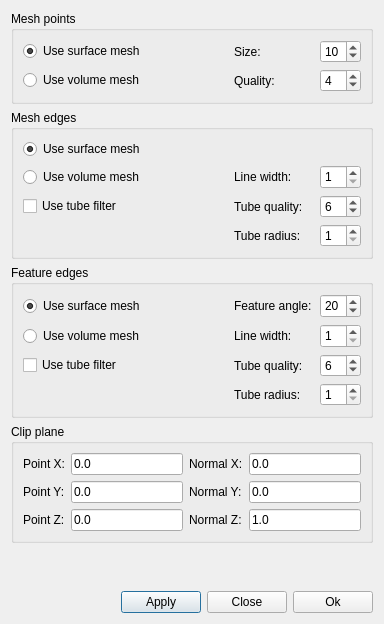
Above: ElmerGUI/vtkpost/preferences.ui from tehnick/elmerfem before the change. Below: the same form after it.
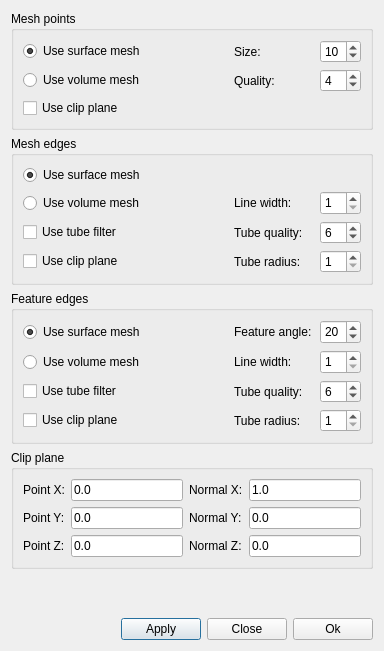
That is the form after the change. Icons and pictures are not drawn.

Commit message: ElmerGUI: Added optional clipping of mesh points, mesh edges, and feature edges

The edit to the form file:
```diff
--- a/ElmerGUI/vtkpost/preferences.ui
+++ b/ElmerGUI/vtkpost/preferences.ui
@@ -6,7 +6,7 @@
     <x>0</x>
     <y>0</y>
     <width>380</width>
-    <height>624</height>
+    <height>651</height>
    </rect>
   </property>
   <property name="windowTitle" >
@@ -70,6 +70,19 @@
           </property>
          </widget>
         </item>
+        <item row="1" column="1" >
+         <spacer>
+          <property name="orientation" >
+           <enum>Qt::Horizontal</enum>
+          </property>
+          <property name="sizeHint" >
+           <size>
+            <width>40</width>
+            <height>20</height>
+           </size>
+          </property>
+         </spacer>
+        </item>
         <item row="1" column="2" >
          <widget class="QLabel" name="qualityLabel" >
           <property name="minimumSize" >
@@ -99,18 +112,12 @@
           </property>
          </widget>
         </item>
-        <item row="1" column="1" >
-         <spacer>
-          <property name="orientation" >
-           <enum>Qt::Horizontal</enum>
+        <item row="2" column="0" >
+         <widget class="QCheckBox" name="meshPointsClip" >
+          <property name="text" >
+           <string>Use clip plane</string>
           </property>
-          <property name="sizeHint" >
-           <size>
-            <width>40</width>
-            <height>20</height>
-           </size>
-          </property>
-         </spacer>
+         </widget>
         </item>
        </layout>
       </item>
@@ -243,6 +250,13 @@
           </property>
          </widget>
         </item>
+        <item row="3" column="0" >
+         <widget class="QCheckBox" name="meshEdgesClip" >
+          <property name="text" >
+           <string>Use clip plane</string>
+          </property>
+         </widget>
+        </item>
        </layout>
       </item>
      </layout>
@@ -418,6 +432,13 @@
           </property>
          </widget>
         </item>
+        <item row="3" column="0" >
+         <widget class="QCheckBox" name="featureEdgesClip" >
+          <property name="text" >
+           <string>Use clip plane</string>
+          </property>
+         </widget>
+        </item>
        </layout>
       </item>
      </layout>
@@ -467,7 +488,7 @@
            </size>
           </property>
           <property name="text" >
-           <string>0.0</string>
+           <string>1.0</string>
           </property>
          </widget>
         </item>
@@ -547,7 +568,7 @@
            </size>
           </property>
           <property name="text" >
-           <string>1.0</string>
+           <string>0.0</string>
           </property>
          </widget>
         </item>
```
The commit also changes 4 other files.
